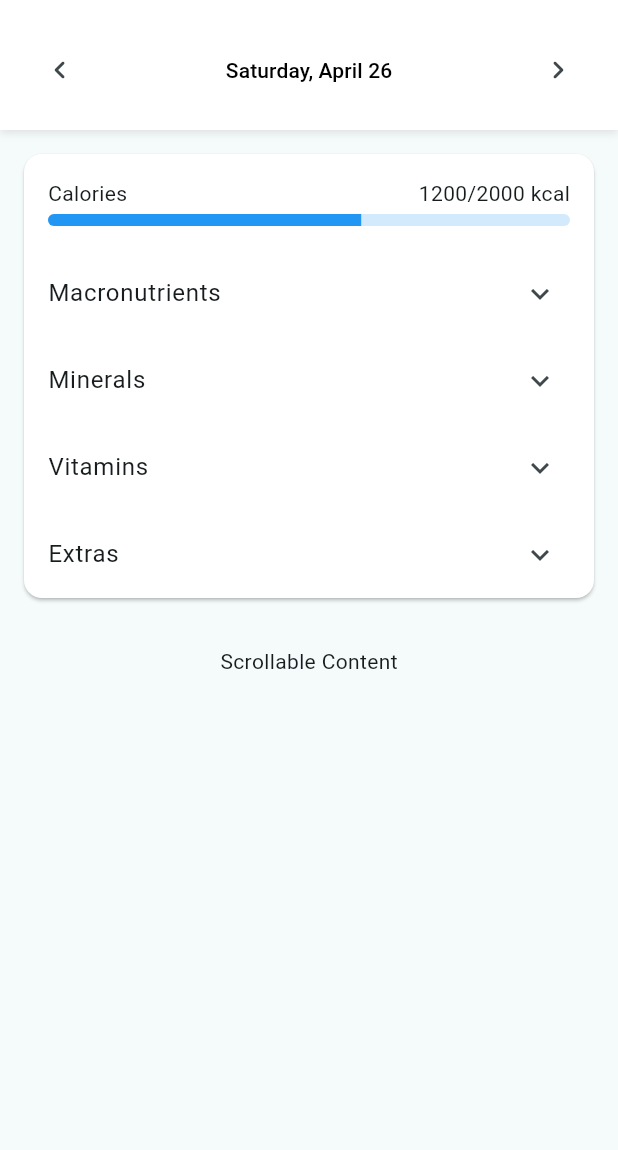
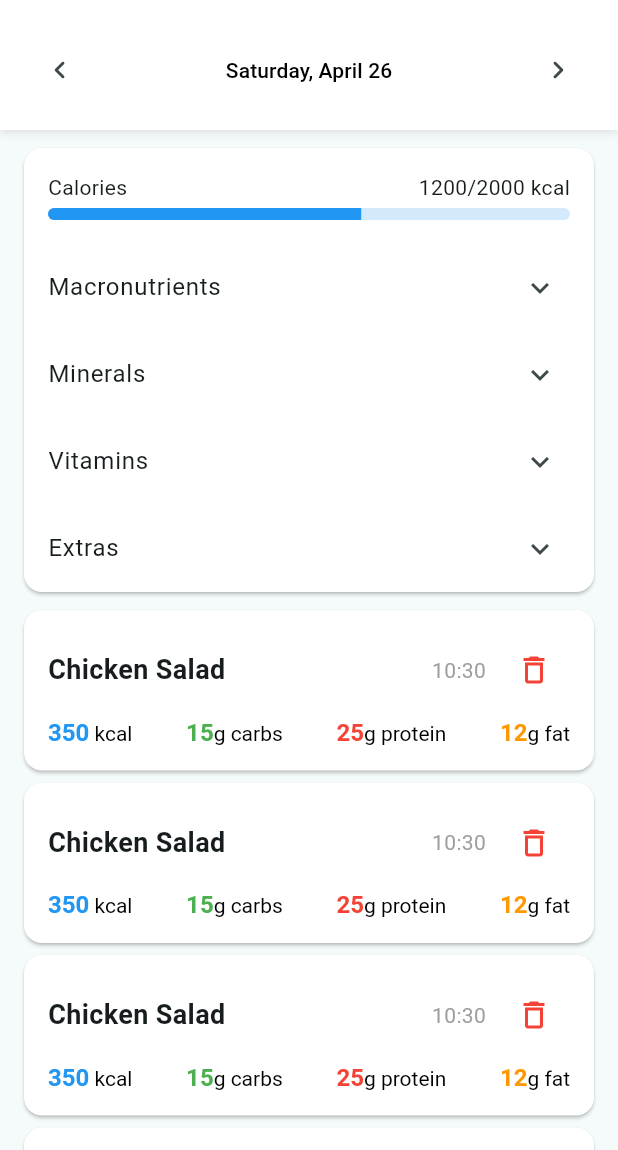
Before and after one commit to CantarinoG/NuTracker, a Flutter app: the screen it shows after launch, on a phone screen of 412 x 824 dp, the part 86-1236 px from its top. Run offline on Flutter 3.47's test engine with Material 3 defaults, Android fonts, the phone set to English and light mode, and no system bars.

Commit message:
feat(meal_card): implement meal cards on main screen

```diff
--- a/lib/screens/main_screen.dart
+++ b/lib/screens/main_screen.dart
@@ -1,4 +1,6 @@
 import 'package:flutter/material.dart';
+import 'package:nutracker/models/meal.dart';
+import 'package:nutracker/widgets/meal_card.dart';
 import 'package:nutracker/widgets/progress_bar.dart';
 
 class MainScreen extends StatelessWidget {
@@ -69,12 +71,11 @@ class MainScreen extends StatelessWidget {
               ],
             ),
           ),
-          Expanded(
-            child: SingleChildScrollView(
+          SingleChildScrollView(
             child: Column(
               children: [
                 Card(
-                    margin: const EdgeInsets.symmetric(horizontal: 16.0, vertical: 16.0),
+                  margin: const EdgeInsets.only(left: 16.0, right: 16.0, top: 12.0, bottom: 8.0),
                   color: Colors.white,
                   child: ClipRRect(
                     borderRadius: BorderRadius.circular(30),
@@ -99,19 +100,19 @@ class MainScreen extends StatelessWidget {
                                 crossAxisAlignment: CrossAxisAlignment.stretch,
                                 children: const [
                                   ProgressBar(
+                                    name: 'Carbs',
+                                    currentValue: 120,
+                                    goalValue: 300,
+                                    unit: 'g',
+                                    color: Colors.green,
+                                  ),
+                                  SizedBox(height: 16),
+                                  ProgressBar(
                                     name: 'Protein',
                                     currentValue: 45,
                                     goalValue: 150,
                                     unit: 'g',
                                     color: Colors.red,
-                                    ),
-                                    SizedBox(height: 16),
-                                    ProgressBar(
-                                      name: 'Carbs',
-                                      currentValue: 120,
-                                      goalValue: 300,
-                                      unit: 'g',
-                                      color: Colors.green,
                                   ),
                                   SizedBox(height: 16),
                                   ProgressBar(
@@ -408,12 +409,53 @@ class MainScreen extends StatelessWidget {
                     ),
                   ),
                 ),
-                  Container(
-                    padding: const EdgeInsets.all(16.0),
-                    child: const Text('Scrollable Content'),
-                  ),
               ],
             ),
+          ),
+          Expanded(
+            child: ListView.builder(
+              itemCount: 15,
+              itemBuilder: (context, index) {
+                return MealCard(
+                  meal: Meal(
+                    name: 'Chicken Salad',
+                    dateTime: DateTime.now(),
+                    calories: 350,
+                    carbohydrates: 15,
+                    proteins: 25,
+                    totalFats: 12,
+                    saturatedFats: 3,
+                    fiber: 4,
+                    addedSugar: 0,
+                    alcohol: 0,
+                    calcium: 50,
+                    iron: 2,
+                    magnesium: 30,
+                    potassium: 400,
+                    sodium: 500,
+                    zinc: 1,
+                    phosphorus: 200,
+                    iodine: 30,
+                    selenium: 20,
+                    copper: 0.2,
+                    manganese: 0.5,
+                    chlorine: 100,
+                    vitaminA: 200,
+                    vitaminB1: 0.2,
+                    vitaminB2: 0.3,
+                    vitaminB3: 5,
+                    vitaminB5: 1,
+                    vitaminB6: 0.5,
+                    vitaminB7: 10,
+                    vitaminB9: 100,
+                    vitaminB12: 1,
+                    vitaminC: 20,
+                    vitaminD: 2,
+                    vitaminE: 3,
+                    vitaminK: 30,
+                  ),
+                );
+              },
             ),
           ),
         ],
--- /dev/null
+++ b/lib/widgets/meal_card.dart
@@ -0,0 +1,116 @@
+import 'package:flutter/material.dart';
+import '../models/meal.dart';
+
+class MealCard extends StatelessWidget {
+  final Meal meal;
+
+  const MealCard({
+    super.key,
+    required this.meal,
+  });
+
+  @override
+  Widget build(BuildContext context) {
+    return Card(
+      margin: const EdgeInsets.symmetric(horizontal: 16.0, vertical: 4.0),
+      color: Colors.white,
+      child: ClipRRect(
+        borderRadius: BorderRadius.circular(30),
+        child: Padding(
+          padding: const EdgeInsets.all(16.0),
+          child: Column(
+            children: [
+              Row(
+                mainAxisAlignment: MainAxisAlignment.spaceBetween,
+                children: [
+                  Text(
+                    meal.name,
+                    style: const TextStyle(
+                      fontSize: 18,
+                      fontWeight: FontWeight.bold,
+                    ),
+                  ),
+                  Row(
+                    children: [
+                      Text(
+                        '${meal.dateTime.hour}:${meal.dateTime.minute.toString().padLeft(2, '0')}',
+                        style: const TextStyle(color: Colors.grey),
+                      ),
+                      const SizedBox(width: 8),
+                      IconButton(
+                        icon: const Icon(Icons.delete_outline, color: Colors.red),
+                        onPressed: () {},
+                      ),
+                    ],
+                  ),
+                ],
+              ),
+              const SizedBox(height: 8),
+              Row(
+                mainAxisAlignment: MainAxisAlignment.spaceBetween,
+                children: [
+                  RichText(
+                    text: TextSpan(
+                      children: [
+                        TextSpan(
+                          text: '${meal.calories.round()}',
+                          style: const TextStyle(color: Colors.blue, fontSize: 16, fontWeight: FontWeight.bold),
+                        ),
+                        const TextSpan(
+                          text: ' kcal',
+                          style: TextStyle(color: Colors.black),
+                        ),
+                      ],
+                    ),
+                  ),
+                  RichText(
+                    text: TextSpan(
+                      children: [
+                        TextSpan(
+                          text: '${meal.carbohydrates.round()}',
+                          style: const TextStyle(color: Colors.green, fontSize: 16, fontWeight: FontWeight.bold),
+                        ),
+                        const TextSpan(
+                          text: 'g carbs',
+                          style: TextStyle(color: Colors.black),
+                        ),
+                      ],
+                    ),
+                  ),
+                  RichText(
+                    text: TextSpan(
+                      children: [
+                        TextSpan(
+                          text: '${meal.proteins.round()}',
+                          style: const TextStyle(color: Colors.red, fontSize: 16, fontWeight: FontWeight.bold),
+                        ),
+                        const TextSpan(
+                          text: 'g protein',
+                          style: TextStyle(color: Colors.black),
+                        ),
+                      ],
+                    ),
+                  ),
+                  RichText(
+                    text: TextSpan(
+                      children: [
+                        TextSpan(
+                          text: '${meal.totalFats.round()}',
+                          style: const TextStyle(color: Colors.orange, fontSize: 16, fontWeight: FontWeight.bold),
+                        ),
+                        const TextSpan(
+                          text: 'g fat',
+                          style: TextStyle(color: Colors.black),
+                        ),
+                      ],
+                    ),
+                  ),
+                ],
+              ),
+            ],
+          ),
+        ),
+      ),
+    );
+  }
+}
```
Lines whose indentation alone changed are shown as unchanged.
